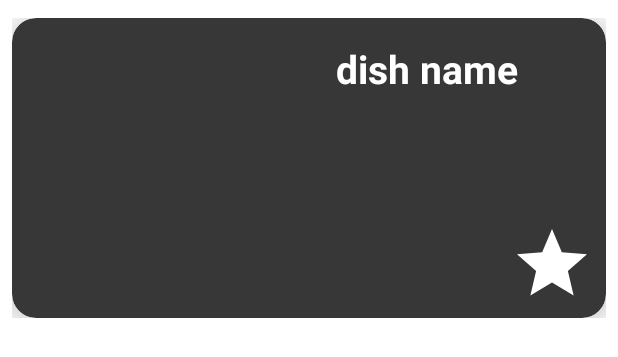
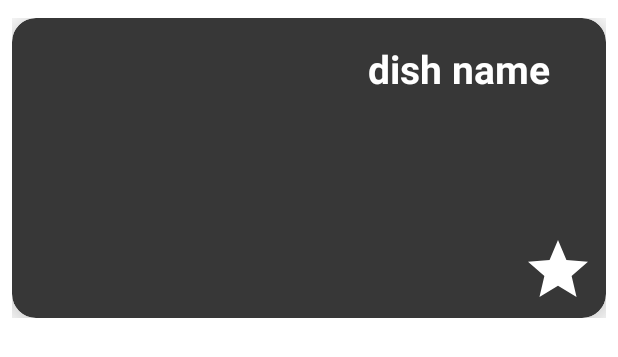
Before and after one commit to SagheerHussainZardari/Chef-Lab, an Android app: the layout recycler_layout_matched_dishes_list.xml on its own in the app's theme, with its tools: preview values and no code run, on a phone screen of 412 x 824 dp. Shown: the top 357 px of the screen. Run offline under Robolectric (Android 15) with nearby library versions, the phone set to English and light mode, and no system bars.

Commit message:
Adding Favourite Items List Remaining

```diff
--- a/app/src/main/res/layout/fragment_dish_detail.xml
+++ b/app/src/main/res/layout/fragment_dish_detail.xml
@@ -135,7 +135,6 @@
                 android:textColor="#fff"
                 android:layout_marginBottom="16dp"
                 android:textSize="18sp"
-                android:textAlignment="center"
                 android:textStyle="bold|italic" />
 
         </LinearLayout>
--- a/app/src/main/res/layout/recycler_layout_matched_dishes_list.xml
+++ b/app/src/main/res/layout/recycler_layout_matched_dishes_list.xml
@@ -53,7 +53,7 @@
 
                 android:text="dish name"
                 android:textColor="#fff"
-                android:paddingLeft="16dp"
+                android:textAlignment="center"
                 android:textSize="26sp"
                 android:textStyle="bold"
                 android:paddingTop="16dp"
@@ -64,8 +64,8 @@
 
             <ImageView
                 android:id="@+id/btn_favDish"
-                android:layout_width="56dp"
-                android:layout_height="56dp"
+                android:layout_width="48dp"
+                android:layout_height="48dp"
                 android:layout_marginRight="8dp"
                 android:layout_marginBottom="8dp"
                 android:src="@drawable/ic_star"
```
